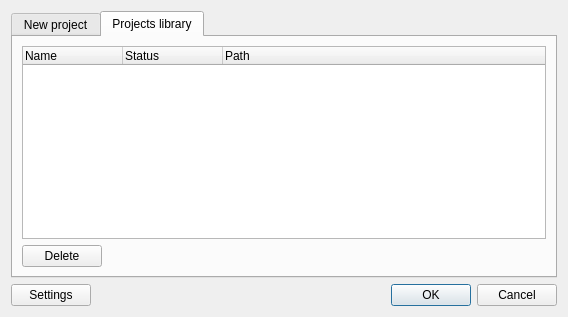
Old version of the form gns3/ui/project_dialog.ui in the repository GNS3/gns3-gui.
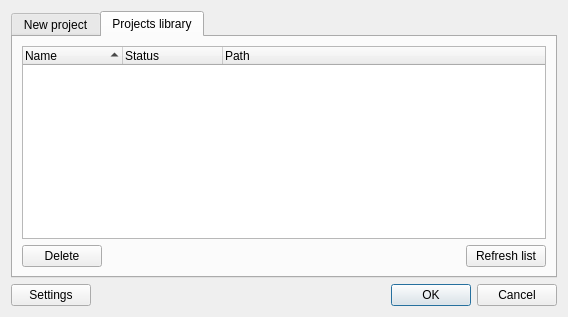
New version of the form. The open tabs and pages were chosen to show the change.

Commit message: Allow to select multiple project to delete

What changed in the file:
```diff
--- a/gns3/ui/project_dialog.ui
+++ b/gns3/ui/project_dialog.ui
@@ -153,6 +153,18 @@
       <layout class="QVBoxLayout" name="verticalLayout_2">
        <item>
         <widget class="QTreeWidget" name="uiProjectsTreeWidget">
+         <property name="alternatingRowColors">
+          <bool>true</bool>
+         </property>
+         <property name="selectionMode">
+          <enum>QAbstractItemView::ExtendedSelection</enum>
+         </property>
+         <property name="sortingEnabled">
+          <bool>true</bool>
+         </property>
+         <attribute name="headerShowSortIndicator" stdset="0">
+          <bool>true</bool>
+         </attribute>
          <column>
           <property name="text">
            <string>Name</string>
@@ -192,6 +204,13 @@
            </property>
           </spacer>
          </item>
+         <item>
+          <widget class="QPushButton" name="uiRefreshProjectsPushButton">
+           <property name="text">
+            <string>Refresh list</string>
+           </property>
+          </widget>
+         </item>
         </layout>
        </item>
       </layout>
```
The commit also changes 2 other files.
